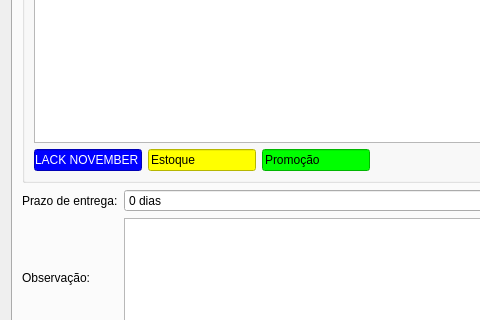
Before: the Qt Designer form ui/orcamento.ui in darktorres/ERP-STACCATO, drawn with Qt 5; both pictures show x 0 to 480 and y 337 to 657 of the 1307 by 879 pixel window.
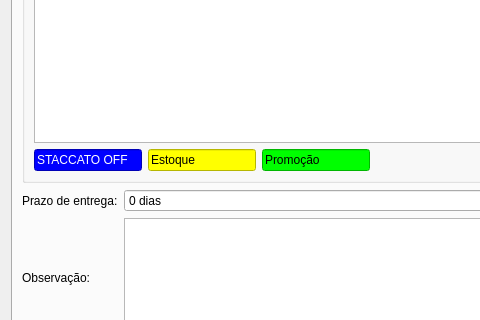
After: the same form once the commit is applied. Icons and pictures are not drawn. Custom widgets are drawn as their Qt base class.

Commit message: Alterado 'BLACK NOVEMBER' para 'STACCATO OFF'

```diff
--- a/ui/orcamento.ui
+++ b/ui/orcamento.ui
@@ -1372,7 +1372,7 @@
 color: rgb(255, 255, 255);</string>
               </property>
               <property name="text">
-               <string>BLACK NOVEMBER</string>
+               <string>STACCATO OFF</string>
               </property>
               <property name="readOnly">
                <bool>true</bool>
```
The commit also changes 4 other files.
